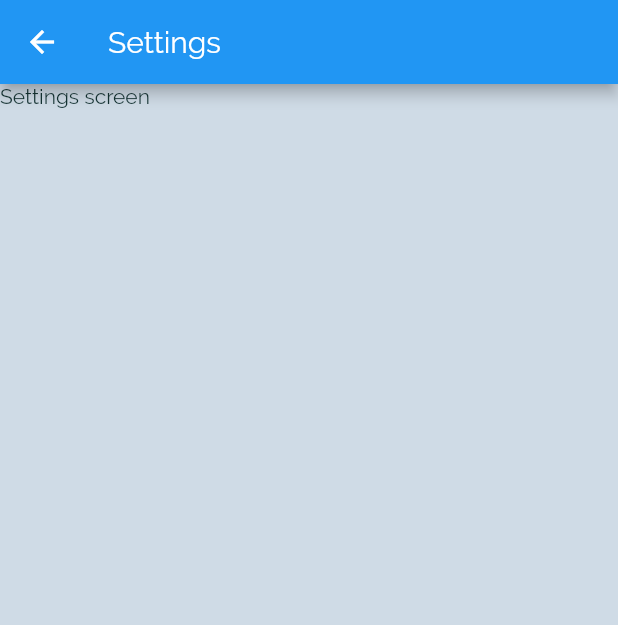
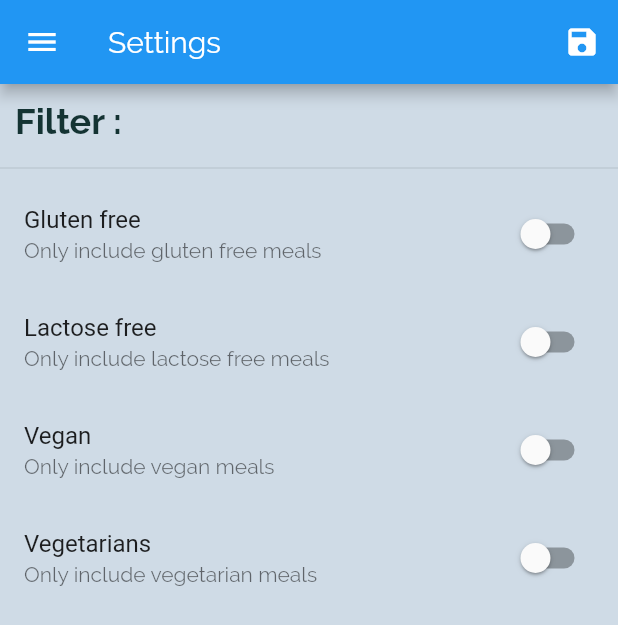
Before and after one commit to strajce/Flutter, a Flutter app: the SettingsScreen screen opened by its route, on a phone screen of 412 x 824 dp. Shown: the top 625 px of the screen. Run offline on Flutter 3.47's test engine with Material 2 defaults, Android fonts, the phone set to English and light mode, and no system bars.

Commit message:
Finish filtering

```diff
--- a/Meals/lib/main.dart
+++ b/Meals/lib/main.dart
@@ -1,3 +1,5 @@
+import 'package:Meals/dummy_data.dart';
+import 'package:Meals/models/meal.dart';
 import 'package:flutter/material.dart';
 
 import './screens/categories_screen.dart';
@@ -10,7 +12,44 @@ void main() {
   runApp(MyApp());
 }
 
-class MyApp extends StatelessWidget {
+class MyApp extends StatefulWidget {
+  @override
+  _MyAppState createState() => _MyAppState();
+}
+
+class _MyAppState extends State<MyApp> {
+  Map<String, bool> _filterStates = {
+    'gluten': false,
+    'lactose': false,
+    'vegan': false,
+    'vegetarian': false,
+  };
+
+  List<Meal> _availableMeals = DUMMY_MEALS;
+
+  void _setFilter(Map<String, bool> filterData) {
+    setState(() {
+      _filterStates = filterData;
+      _availableMeals = DUMMY_MEALS.where(
+        (meal) {
+          if (_filterStates['gluten'] && !meal.isGlutenFree) {
+            return false;
+          }
+          if (_filterStates['lactose'] && !meal.isLactoseFree) {
+            return false;
+          }
+          if (_filterStates['vegan'] && !meal.isVegan) {
+            return false;
+          }
+          if (_filterStates['vegetarian'] && !meal.isVegetarian) {
+            return false;
+          }
+          return true;
+        },
+      ).toList();
+    });
+  }
+
   @override
   Widget build(BuildContext context) {
     return MaterialApp(
@@ -39,9 +78,11 @@ class MyApp extends StatelessWidget {
       initialRoute: '/', //default value
       routes: {
         '/': (context) => TabsScreen(),
-        CategoriesMealsScreen.routeName: (context) => CategoriesMealsScreen(),
+        CategoriesMealsScreen.routeName: (context) =>
+            CategoriesMealsScreen(_availableMeals),
         MealDetailsScreen.routeName: (context) => MealDetailsScreen(),
-        SettingsScreen.routeName: (context) => SettingsScreen(),
+        SettingsScreen.routeName: (context) =>
+            SettingsScreen(_filterStates, _setFilter),
       },
       onGenerateRoute: (settings) {
         print(settings.arguments);
--- a/Meals/lib/screens/settings_screen.dart
+++ b/Meals/lib/screens/settings_screen.dart
@@ -1,14 +1,117 @@
 import 'package:flutter/material.dart';
 
-class SettingsScreen extends StatelessWidget {
+import '../items/main_drawer.dart';
+
+class SettingsScreen extends StatefulWidget {
   static const routeName = '/settings';
+
+  final Function _savedFilterStates;
+  final Map<String, bool> _currentFilter;
+
+  SettingsScreen(this._currentFilter, this._savedFilterStates);
+
+  @override
+  _SettingsScreenState createState() => _SettingsScreenState();
+}
+
+class _SettingsScreenState extends State<SettingsScreen> {
+  bool _gluternFree = false;
+  bool _lactoseFree = false;
+  bool _vegan = false;
+  bool _vegetarian = false;
+
+  @override
+  initState() {
+    _gluternFree = widget._currentFilter['gluten'];
+    _lactoseFree = widget._currentFilter['lactose'];
+    _vegan = widget._currentFilter['vegan'];
+    _vegetarian = widget._currentFilter['vegetarian'];
+    super.initState();
+  }
+
+  Widget buildFilterOpetions(String _title, String _description,
+      bool _currentValue, Function _updateValue) {
+    return SwitchListTile(
+        title: Text(_title),
+        value: _currentValue,
+        subtitle: Text(_description),
+        onChanged: _updateValue);
+  }
+
   @override
   Widget build(BuildContext context) {
     return Scaffold(
       appBar: AppBar(
-        title: Text("Settings"),
+        title: Text('Settings'),
+        actions: <Widget>[
+          IconButton(
+            padding: const EdgeInsets.symmetric(
+              horizontal: 10,
+            ),
+            icon: Icon(Icons.save),
+            onPressed: () {
+              final selectedFilters = {
+                'gluten': _gluternFree,
+                'lactose': _lactoseFree,
+                'vegan': _vegan,
+                'vegetarian': _vegetarian,
+              };
+              widget._savedFilterStates(selectedFilters);
+            },
+          ),
+        ],
       ),
-      body: Text('Settings screen'),
+      drawer: Drawer(
+        child: MainDrawer('Settings'),
+      ),
+      body: Column(
+        children: <Widget>[
+          Container(
+            padding: const EdgeInsets.symmetric(
+              vertical: 10,
+              horizontal: 10,
+            ),
+            alignment: Alignment.centerLeft,
+            child: Text('Filter :',
+                style: TextStyle(
+                  fontWeight: FontWeight.bold,
+                  fontSize: 24,
+                )),
+          ),
+          Divider(),
+          Expanded(
+              child: ListView(
+            children: <Widget>[
+              buildFilterOpetions(
+                  'Gluten free', 'Only include gluten free meals', _gluternFree,
+                  (newValue) {
+                setState(() {
+                  _gluternFree = newValue;
+                });
+              }),
+              buildFilterOpetions('Lactose free',
+                  'Only include lactose free meals', _lactoseFree, (newValue) {
+                setState(() {
+                  _lactoseFree = newValue;
+                });
+              }),
+              buildFilterOpetions('Vegan', 'Only include vegan meals', _vegan,
+                  (newValue) {
+                setState(() {
+                  _vegan = newValue;
+                });
+              }),
+              buildFilterOpetions(
+                  'Vegetarians', 'Only include vegetarian meals', _vegetarian,
+                  (newValue) {
+                setState(() {
+                  _vegetarian = newValue;
+                });
+              }),
+            ],
+          ))
+        ],
+      ),
     );
   }
 }
--- a/Meals/lib/screens/tabs_screen.dart
+++ b/Meals/lib/screens/tabs_screen.dart
@@ -29,7 +29,7 @@ class _TabsScreenState extends State<TabsScreen> {
         title: Text(_pages[_selectedPageIndex]['title']),
       ),
       drawer: Drawer(
-        child: MainDrawer(),
+        child: MainDrawer('Meals'),
       ),
       body: _pages[_selectedPageIndex]['page'],
       bottomNavigationBar: BottomNavigationBar(
```
Also changed, not shown: Meals/lib/items/main_drawer.dart (+11 -6 lines), Meals/lib/screens/categories_meals_screen.dart (+25 -10 lines).
